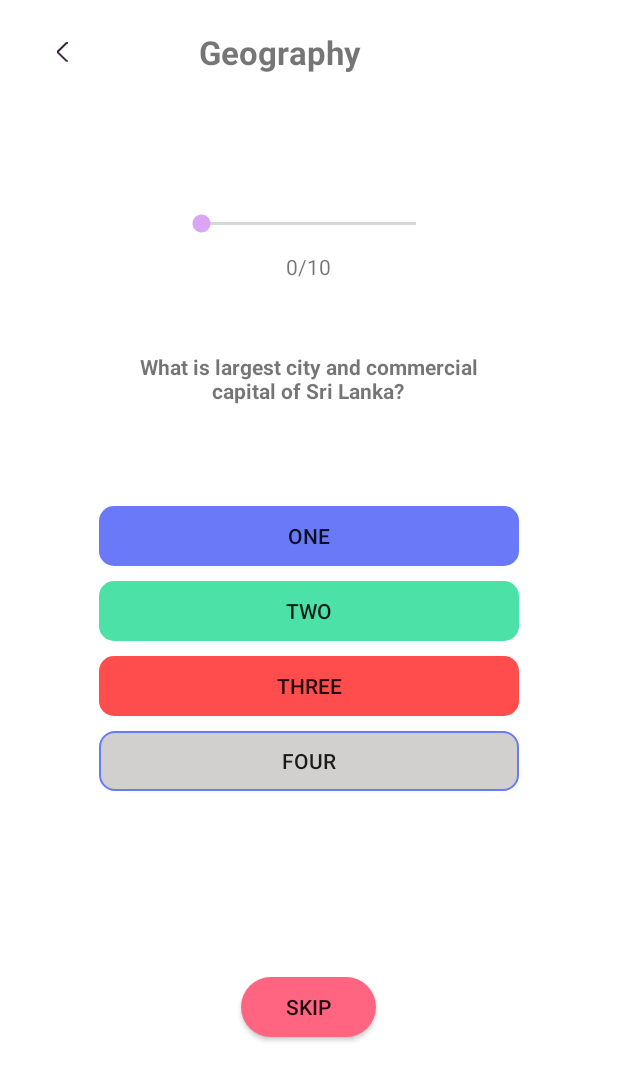
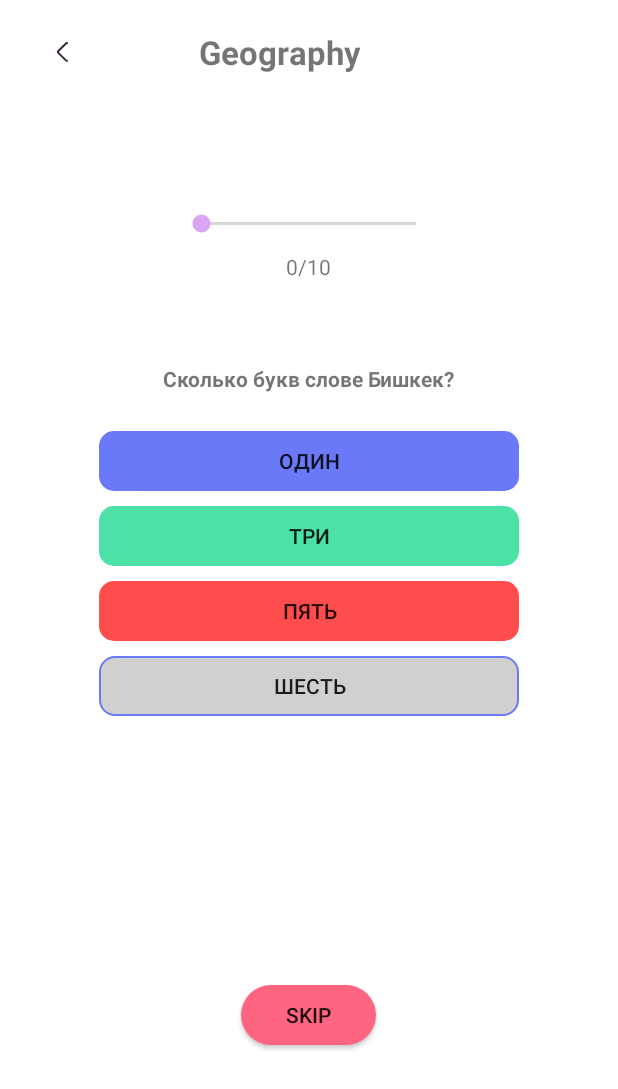
Before and after one commit to Altynbek1987/QuizApp, an Android app: the screen it shows after launch (QuizActivity), after a tap on "START", on a phone screen of 412 x 824 dp. Shown: the top 1089 px of the screen. Run offline under Robolectric (Android 15) with nearby library versions, the phone set to English and light mode, and no system bars.

Commit message:
21.09.2020 1. В MainFragment при скроле seekBar отображается позиция seekBara.  2.  Добавил в MainFragment иконку плюс(+) и иконку минус (-) и навешал onClick. При нажатии на иконку плюс  значения TextView увеличиться на 1, при нажатия на минус значения TextView уменьшиться на 1 и в тоже время отображается позиция seekBara.   Метод во ViewModel и отображатся с помощью LiveData   25.09.2020   - Добавил Recycler AdapterQuizActivity   - Создал ViewHolder   - Создал 10 статичных вопросов с разными типами   - разделил во ViewHolder отображения вариантов ответа по типу   - сделал скрол Recycler view как во ViewPager(т.е. при нажатия на ответ должно скролиться на следующий вопрос должно листаться как ViewPager а не как RecyclerView)

```diff
--- a/app/src/main/AndroidManifest.xml
+++ b/app/src/main/AndroidManifest.xml
@@ -9,7 +9,7 @@
         android:roundIcon="@drawable/ic_brain_v2"
         android:supportsRtl="true"
         android:theme="@style/AppTheme.Launcher">
-        <activity android:name=".QuizActivity"></activity>
+        <activity android:name=".quiz.QuizActivity"></activity>
         <activity android:name=".MainActivity">
             <intent-filter>
                 <action android:name="android.intent.action.MAIN" />
--- a/app/src/main/java/com/example/quizapp/QuizActivity.java
+++ /dev/null
@@ -1,46 +0,0 @@
-package com.example.quizapp;
-
-import androidx.annotation.Nullable;
-import androidx.appcompat.app.AppCompatActivity;
-import androidx.appcompat.widget.Toolbar;
-
-import android.content.Intent;
-import android.content.res.Resources;
-import android.os.Bundle;
-import android.util.Log;
-import android.widget.SeekBar;
-import android.widget.TextView;
-
-public class QuizActivity extends AppCompatActivity {
-
-    private SeekBar seekBar2;
-    private TextView textViewQuestion, tvSeekBar;
-    public static final String KEY = "key";
-
-    @Override
-    protected void onCreate(Bundle savedInstanceState) {
-        super.onCreate(savedInstanceState);
-        setContentView(R.layout.activity_quiz);
-        seekBar2 = findViewById(R.id.seek_bar_2);
-        tvSeekBar = findViewById(R.id.tv_seek_bar);
-        tvSeekBar.setText("0/10");
-        textViewQuestion = findViewById(R.id.tv_question);
-        seekBar2.setOnSeekBarChangeListener(new SeekBar.OnSeekBarChangeListener() {
-            @Override
-            public void onProgressChanged(SeekBar seekBar, int progress, boolean fromUser) {
-                tvSeekBar.setText(" " + progress + "/10 ");
-            }
-
-            @Override
-            public void onStartTrackingTouch(SeekBar seekBar) {
-
-            }
-
-            @Override
-            public void onStopTrackingTouch(SeekBar seekBar) {
-
-            }
-        });
-    }
-
-}
--- /dev/null
+++ b/app/src/main/java/com/example/quizapp/adapter/AdapterQuizActivity.java
@@ -0,0 +1,121 @@
+package com.example.quizapp.adapter;
+
+import android.view.LayoutInflater;
+import android.view.View;
+import android.view.ViewGroup;
+import android.widget.Button;
+import android.widget.LinearLayout;
+import android.widget.TextView;
+import androidx.annotation.NonNull;
+import androidx.recyclerview.widget.RecyclerView;
+import com.example.quizapp.R;
+import com.example.quizapp.interfac.OnItemClickListener;
+import com.example.quizapp.model.ModelQuiz;
+
+import java.util.List;
+
+public class AdapterQuizActivity extends RecyclerView.Adapter<AdapterQuizActivity.ViewHolder>{
+    public void setOnItemClickListener(OnItemClickListener onItemClickListener) {
+        this.onItemClickListener = onItemClickListener;
+    }
+
+    private OnItemClickListener onItemClickListener;
+    private List<ModelQuiz> listQuiz;
+
+    public AdapterQuizActivity(List<ModelQuiz> listQuiz) {
+        this.listQuiz = listQuiz;
+    }
+
+
+    @NonNull
+    @Override
+    public ViewHolder onCreateViewHolder(@NonNull ViewGroup parent, int viewType) {
+        View view = LayoutInflater.from(parent.getContext()).inflate(R.layout.list_quiz_holder,parent,false);
+        return new ViewHolder(view);
+    }
+
+    @Override
+    public void onBindViewHolder(@NonNull ViewHolder holder, int position) {
+        holder.bindQuiz(listQuiz.get(position));
+    }
+    @Override
+    public int getItemCount() {
+        return listQuiz.size();
+    }
+
+    public class ViewHolder extends RecyclerView.ViewHolder{
+
+        private TextView tvQuestion;
+        private Button btnOne,btnTwo,btnThree,btnFour;
+        private Button btnTrue,btnFalse;
+        private LinearLayout layout,layout1;
+
+        public ViewHolder(@NonNull View itemView) {
+            super(itemView);
+            tvQuestion = itemView.findViewById(R.id.tv_question);
+            btnOne = itemView.findViewById(R.id.btnone);
+            btnTwo = itemView.findViewById(R.id.btntwo);
+            btnThree = itemView.findViewById(R.id.btnthree);
+            btnFour = itemView.findViewById(R.id.btnfour);
+            btnTrue = itemView.findViewById(R.id.btn_true);
+            btnFalse = itemView.findViewById(R.id.btn_false);
+            layout = itemView.findViewById(R.id.layout_variant);
+            layout1 =itemView.findViewById(R.id.layout_true_false);
+            onClick();
+        }
+        public void onClick(){
+            btnOne.setOnClickListener(new View.OnClickListener() {
+                @Override
+                public void onClick(View v) {
+                    onItemClickListener.onItemClick(getAdapterPosition());
+                }
+            });
+            btnTwo.setOnClickListener(new View.OnClickListener() {
+                @Override
+                public void onClick(View v) {
+                    onItemClickListener.onItemClick(getAdapterPosition());
+                }
+            });
+            btnThree.setOnClickListener(new View.OnClickListener() {
+                @Override
+                public void onClick(View v) {
+                    onItemClickListener.onItemClick(getAdapterPosition());
+                }
+            });
+            btnFour.setOnClickListener(new View.OnClickListener() {
+                @Override
+                public void onClick(View v) {
+                    onItemClickListener.onItemClick(getAdapterPosition());
+                }
+            });
+            btnTrue.setOnClickListener(new View.OnClickListener() {
+                @Override
+                public void onClick(View v) {
+                    onItemClickListener.onItemClick(getAdapterPosition());
+                }
+            });
+            btnFalse.setOnClickListener(new View.OnClickListener() {
+                @Override
+                public void onClick(View v) {
+                    onItemClickListener.onItemClick(getAdapterPosition());
+                }
+            });
+        }
+        public void bindQuiz(ModelQuiz s) {
+            if (s.getType() == ModelQuiz.Type.truefalse){
+                layout1.setVisibility(View.VISIBLE);
+                layout.setVisibility(View.GONE);
+                btnTrue.setText(s.getListAnswer()[0]);
+                btnFalse.setText(s.getListAnswer()[1]);
+            }else {
+                layout.setVisibility(View.VISIBLE);
+                layout1.setVisibility(View.GONE);
+                btnOne.setText(s.getListAnswer()[0]);
+                btnTwo.setText(s.getListAnswer()[1]);
+                btnThree.setText(s.getListAnswer()[2]);
+                btnFour.setText(s.getListAnswer()[3]);
+            }
+            tvQuestion.setText(s.getQuestion());
+        }
+    }
+}
--- /dev/null
+++ b/app/src/main/java/com/example/quizapp/data/Server.java
@@ -0,0 +1,27 @@
+package com.example.quizapp.data;
+
+import com.example.quizapp.model.ModelQuiz;
+
+import java.util.ArrayList;
+import java.util.List;
+
+public class Server {
+    public static List<ModelQuiz> listQuiz = new ArrayList<>();
+    public static ModelQuiz getQuestionPosition(int position){
+        return listQuiz.get(position);
+    }
+    public static List<ModelQuiz> getListQuiz(){
+        listQuiz.add(new ModelQuiz(ModelQuiz.Type.variant, new String[]{"Один","Три","Пять","Шесть"},"Сколько букв слове Бишкек?","Шесть"));
+        listQuiz.add(new ModelQuiz(ModelQuiz.Type.truefalse,new String[]{"Да","Нет"},"Знаете ли Вы адрес Geek Tech","Да"));
+        listQuiz.add(new ModelQuiz(ModelQuiz.Type.variant, new String[]{"Один","Два","Три","Четыре"},"Сколько раз в сутки подзаводят куранты Спасской башни Кремля?", "Два"));
+        listQuiz.add(new ModelQuiz(ModelQuiz.Type.truefalse,new String[]{"Да","Нет"},"Знаете ли Вы адрес Geek Tech","Да"));
+        listQuiz.add(new ModelQuiz(ModelQuiz.Type.variant,new String[]{"Романист","Драматург","Поэт","Эссеист"},"Кто 1-м получил Нобелевскую премию по литературе?","Поэт"));
+        listQuiz.add(new ModelQuiz(ModelQuiz.Type.truefalse,new String[]{"Да","Нет"},"Знаете ли Вы адрес Geek Tech","Да"));
+        listQuiz.add(new ModelQuiz(ModelQuiz.Type.variant,new String[]{"Гафний","Кобальт","Бериллий","Теллур"},"Какой химический элемент назван в честь злого подземного гнома?","Кобальт"));
+        listQuiz.add(new ModelQuiz(ModelQuiz.Type.truefalse,new String[]{"Да","Нет"},"Знаете ли Вы адрес Geek Tech","Да"));
+        listQuiz.add(new ModelQuiz(ModelQuiz.Type.variant,new String[]{"Тбилиси","Ереван","Баку","Минск"},"В какой из этих столиц бывших союзных республик раньше появилось метро?","Ереван"));
+        listQuiz.add(new ModelQuiz(ModelQuiz.Type.truefalse,new String[]{"Да","Нет"},"Знаете ли Вы адрес Geek Tech","Да"));
+        return listQuiz;
+
+    }
+}
--- /dev/null
+++ b/app/src/main/java/com/example/quizapp/interfac/OnItemClickListener.java
@@ -0,0 +1,5 @@
+package com.example.quizapp.interfac;
+
+public interface OnItemClickListener {
+    void onItemClick(int position);
+}
--- a/app/src/main/java/com/example/quizapp/main/MainFragment.java
+++ b/app/src/main/java/com/example/quizapp/main/MainFragment.java
@@ -19,13 +19,9 @@ import android.widget.ImageView;
 import android.widget.SeekBar;
 import android.widget.TextView;
 
-import com.example.quizapp.MainActivity;
-import com.example.quizapp.QuizActivity;
+import com.example.quizapp.quiz.QuizActivity;
 import com.example.quizapp.R;
-
-import java.sql.ResultSet;
-
-import static android.app.Activity.RESULT_OK;
+import com.example.quizapp.seek_bar.SimpleSeekBarChangeListenner;
 
 public class MainFragment extends Fragment {
     private SeekBar seekBarr;
@@ -75,21 +71,14 @@ public class MainFragment extends Fragment {
     }
 
     private void onClick() {
-        seekBarr.setOnSeekBarChangeListener(new SeekBar.OnSeekBarChangeListener() {
+        seekBarr.setOnSeekBarChangeListener(new SimpleSeekBarChangeListenner(){
             @Override
             public void onProgressChanged(SeekBar seekBar, int progress, boolean fromUser) {
+                super.onProgressChanged(seekBar, progress, fromUser);
                 mViewModel.mutableLiveData.setValue(progress);
             }
+        });
 
-            @Override
-            public void onStartTrackingTouch(SeekBar seekBar) {
-            }
-
-            @Override
-            public void onStopTrackingTouch(SeekBar seekBar) {
-
-            }
-        });
         buttonStart.setOnClickListener(new View.OnClickListener() {
             @Override
             public void onClick(View v) {
--- a/app/src/main/java/com/example/quizapp/main/MainViewModel.java
+++ b/app/src/main/java/com/example/quizapp/main/MainViewModel.java
@@ -1,13 +1,7 @@
 package com.example.quizapp.main;
-
-import android.content.Intent;
-import android.util.Log;
-import android.widget.SeekBar;
 
 import androidx.lifecycle.MutableLiveData;
 import androidx.lifecycle.ViewModel;
-
-import com.example.quizapp.QuizActivity;
 
 public class MainViewModel extends ViewModel {
     MutableLiveData<Integer> mutableLiveData = new MutableLiveData<>();
--- /dev/null
+++ b/app/src/main/java/com/example/quizapp/model/ModelQuiz.java
@@ -0,0 +1,57 @@
+package com.example.quizapp.model;
+
+import java.io.Serializable;
+import java.util.ArrayList;
+
+public class ModelQuiz implements Serializable {
+
+    public ModelQuiz(ModelQuiz.Type type, String[] listAnswer, String question, String corretAns) {
+        Type = type;
+        this.listAnswer = listAnswer;
+        this.question = question;
+        this.corretAns = corretAns;
+    }
+
+    public ModelQuiz.Type getType() {
+        return Type;
+    }
+
+    public void setType(ModelQuiz.Type type) {
+        Type = type;
+    }
+
+    public String getCorretAns() {
+        return corretAns;
+    }
+
+    public void setCorretAns(String corretAns) {
+        this.corretAns = corretAns;
+    }
+
+    private  ModelQuiz.Type Type;
+    private String[] listAnswer;
+    private String question;
+    private String corretAns;
+   // private boolean answer;
+
+
+    public String[] getListAnswer() {
+        return listAnswer;
+    }
+
+    public void setListAnswer(String[] listAnswer) {
+        this.listAnswer = listAnswer;
+    }
+
+    public String getQuestion() {
+        return question;
+    }
+
+    public void setQuestion(String question) {
+        this.question = question;
+    }
+
+
+public enum Type{variant, truefalse}
+
+}
--- a/app/src/main/java/com/example/quizapp/CustomPager.java
+++ b/app/src/main/java/com/example/quizapp/pager/CustomPager.java
@@ -1,4 +1,4 @@
-package com.example.quizapp;
+package com.example.quizapp.pager;
 
 import android.content.Context;
 import android.util.AttributeSet;
--- /dev/null
+++ b/app/src/main/java/com/example/quizapp/quiz/CustomRecyclerView.java
@@ -0,0 +1,40 @@
+package com.example.quizapp.quiz;
+
+import android.content.Context;
+import android.util.AttributeSet;
+import android.view.MotionEvent;
+
+import androidx.annotation.NonNull;
+import androidx.annotation.Nullable;
+import androidx.recyclerview.widget.LinearLayoutManager;
+import androidx.recyclerview.widget.RecyclerView;
+
+public class CustomRecyclerView extends RecyclerView {
+    private boolean isScrollEnabled = false;
+
+    public CustomRecyclerView(Context context) {
+        super(context);
+    }
+
+    public void setScrollEnabled(boolean flag) {
+        this.isScrollEnabled = flag;
+    }
+
+    public CustomRecyclerView(@NonNull Context context, @Nullable AttributeSet attrs) {
+        super(context, attrs);
+    }
+
+    public CustomRecyclerView(@NonNull Context context, @Nullable AttributeSet attrs, int defStyleAttr) {
+        super(context, attrs, defStyleAttr);
+    }
+
+    @Override
+    public boolean onTouchEvent(MotionEvent e) {
+        return isScrollEnabled&&super.onTouchEvent(e);
+    }
+
+    @Override
+    public boolean onInterceptTouchEvent(MotionEvent e) {
+        return isScrollEnabled&& super.onInterceptTouchEvent(e);
+    }
+}
--- /dev/null
+++ b/app/src/main/java/com/example/quizapp/quiz/QuizActivity.java
@@ -0,0 +1,72 @@
+package com.example.quizapp.quiz;
+
+import androidx.appcompat.app.AppCompatActivity;
+import androidx.lifecycle.Observer;
+import androidx.lifecycle.ViewModelProviders;
+import androidx.recyclerview.widget.RecyclerView;
+
+import android.os.Bundle;
+import android.widget.LinearLayout;
+import android.widget.SeekBar;
+import android.widget.TextView;
+
+import com.example.quizapp.R;
+import com.example.quizapp.adapter.AdapterQuizActivity;
+import com.example.quizapp.data.Server;
+import com.example.quizapp.interfac.OnItemClickListener;
+import com.example.quizapp.main.MainViewModel;
+import com.example.quizapp.model.ModelQuiz;
+import com.example.quizapp.seek_bar.SimpleSeekBarChangeListenner;
+
+import java.util.List;
+
+public class QuizActivity extends AppCompatActivity implements OnItemClickListener{
+
+    private SeekBar seekBar2;
+    private RecyclerView horizontalRecyclerView;
+    private AdapterQuizActivity horizontalAdapter;
+    private List<ModelQuiz> listHoriz;
+    private TextView textViewQuestion, tvSeekBar;
+    public static final String KEY = "key";
+    private ModelQuiz modelQuiz;
+    private LinearLayout layout,layout1;
+    private QuizViewModel quizViewModel;
+
+    @Override
+    protected void onCreate(Bundle savedInstanceState) {
+        super.onCreate(savedInstanceState);
+        setContentView(R.layout.activity_quiz);
+        quizViewModel = ViewModelProviders.of(this).get(QuizViewModel.class);
+        horizontalRecyclerView = findViewById(R.id.horizontal_recyclerView);
+        listHoriz = Server.getListQuiz();
+        horizontalAdapter = new AdapterQuizActivity(listHoriz);
+        horizontalAdapter.setOnItemClickListener(this);
+        horizontalRecyclerView.setAdapter(horizontalAdapter);
+        seekBar2 = findViewById(R.id.seek_bar_2);
+        tvSeekBar = findViewById(R.id.tv_seek_bar);
+        tvSeekBar.setText("0/10");
+        layout = findViewById(R.id.layout_variant);
+        layout1 =findViewById(R.id.layout_true_false);
+        textViewQuestion = findViewById(R.id.tv_question);
+        seekBar2.setOnSeekBarChangeListener(new SimpleSeekBarChangeListenner() {
+            @Override
+            public void onProgressChanged(SeekBar seekBar, int progress, boolean fromUser) {
+                super.onProgressChanged(seekBar, progress, fromUser);
+                tvSeekBar.setText(" " + progress + "/10 ");
+            }
+        });
+        quizViewModel.answerAmownt.observeForever(new Observer<Integer>() {
+            @Override
+            public void onChanged(Integer integer) {
+                horizontalRecyclerView.smoothScrollToPosition(integer);
+            }
+        });
+
+    }
+
+
+    @Override
+    public void onItemClick(int position) {
+        quizViewModel.onItemClick(position);
+    }
+}
--- /dev/null
+++ b/app/src/main/java/com/example/quizapp/quiz/QuizViewModel.java
@@ -0,0 +1,33 @@
+package com.example.quizapp.quiz;
+
+import androidx.lifecycle.MutableLiveData;
+import androidx.lifecycle.ViewModel;
+
+import com.example.quizapp.interfac.OnItemClickListener;
+import com.example.quizapp.model.ModelQuiz;
+
+import java.util.List;
+
+public class QuizViewModel extends ViewModel implements OnItemClickListener {
+    //MutableLiveData<List<ModelQuiz>> modelQuizMutableLiveData = new MutableLiveData<>();
+    MutableLiveData<Integer> modelQuizMutableLiveData = new MutableLiveData<>();
+    MutableLiveData<Integer> answerAmownt = new MutableLiveData<>();
+    ModelQuiz modelQuiz;
+    List<ModelQuiz> list;
+
+
+    @Override
+    public void onItemClick(int position) {
+        if (answerAmownt.getValue()==null){
+            answerAmownt.setValue(0);
+        }
+        answerAmownt.setValue(answerAmownt.getValue()+1);
+    }
+
+//    public void onClickBtn(int positionQuestion,int positionAnswer){
+//        ModelQuiz modelQuiz = modelQuizMutableLiveData.getValue().get(positionQuestion);
+//
+//        if (modelQuiz.getListAnswer()[positionAnswer].equals(modelQuiz.getCorretAns())){
+//        }
+//    }
+}
--- /dev/null
+++ b/app/src/main/java/com/example/quizapp/seek_bar/SimpleSeekBarChangeListenner.java
@@ -0,0 +1,20 @@
+package com.example.quizapp.seek_bar;
+
+import android.widget.SeekBar;
+
+public class SimpleSeekBarChangeListenner implements SeekBar.OnSeekBarChangeListener {
+    @Override
+    public void onProgressChanged(SeekBar seekBar, int progress, boolean fromUser) {
+
+    }
+
+    @Override
+    public void onStartTrackingTouch(SeekBar seekBar) {
+
+    }
+
+    @Override
+    public void onStopTrackingTouch(SeekBar seekBar) {
+
+    }
+}
--- a/app/src/main/res/layout/activity_main.xml
+++ b/app/src/main/res/layout/activity_main.xml
@@ -12,7 +12,7 @@
         android:layout_height="wrap_content"
         tools:ignore="MissingConstraints" />
 
-    <com.example.quizapp.CustomPager
+    <com.example.quizapp.pager.CustomPager
         android:id="@+id/main_view_pager"
         android:layout_width="match_parent"
         android:layout_height="0dp"
--- a/app/src/main/res/layout/activity_quiz.xml
+++ b/app/src/main/res/layout/activity_quiz.xml
@@ -6,7 +6,7 @@
     android:layout_height="match_parent"
     android:orientation="vertical"
     android:background="@android:color/white"
-    tools:context=".QuizActivity">
+    tools:context=".quiz.QuizActivity">
 
     <LinearLayout
         android:layout_width="match_parent"
@@ -31,8 +31,6 @@
             android:text="Geography"/>
     </LinearLayout>
 
-
-
     <SeekBar
         android:id="@+id/seek_bar_2"
         android:layout_width="175dp"
@@ -52,44 +50,14 @@
         android:layout_marginTop="10dp"
         android:text="0" />
 
-    <TextView
-        android:id="@+id/tv_question"
-        android:layout_width="231dp"
-        android:layout_gravity="center"
-        android:gravity="center"
-        android:layout_height="70dp"
-        android:textStyle="bold"
-        android:layout_marginTop="30dp"
-        android:text="What is largest city and commercial capital of Sri Lanka?" />
+    <com.example.quizapp.quiz.CustomRecyclerView
+        android:id="@+id/horizontal_recyclerView"
+        android:layout_width="match_parent"
+        android:layout_height="345dp"
+        android:orientation="horizontal"
+        app:layoutManager="androidx.recyclerview.widget.LinearLayoutManager"
+        tools:listitem="@layout/list_quiz_holder"/>
 
-    <Button
-        android:layout_marginTop="50dp"
-        android:layout_gravity="center"
-        android:layout_width="280dp"
-        android:background="@drawable/quiz_btn_one"
-        android:layout_height="40dp"
-        android:text="One"/>
-    <Button
-        android:layout_marginTop="10dp"
-        android:layout_gravity="center"
-        android:layout_width="280dp"
-        android:background="@drawable/quiz_btn_two"
-        android:layout_height="40dp"
-        android:text="Two"/>
-    <Button
-        android:layout_marginTop="10dp"
-        android:layout_gravity="center"
-        android:layout_width="280dp"
-        android:background="@drawable/quiz_btn_three"
-        android:layout_height="40dp"
-        android:text="Three"/>
-    <Button
-        android:layout_marginTop="10dp"
-        android:layout_gravity="center"
-        android:layout_width="280dp"
-        android:background="@drawable/quiz_btn_four"
-        android:layout_height="40dp"
-        android:text="Four"/>
     <Button
         android:id="@+id/btnSkip"
         android:layout_marginTop="124dp"
--- /dev/null
+++ b/app/src/main/res/layout/list_quiz_holder.xml
@@ -0,0 +1,82 @@
+<?xml version="1.0" encoding="utf-8"?>
+<LinearLayout
+    xmlns:android="http://schemas.android.com/apk/res/android"
+    android:layout_width="match_parent"
+    android:orientation="vertical"
+    android:background="@android:color/white"
+    android:layout_height="wrap_content">
+
+    <TextView
+        android:id="@+id/tv_question"
+        android:layout_width="231dp"
+        android:layout_gravity="center"
+        android:gravity="center"
+        android:layout_height="70dp"
+        android:textStyle="bold"
+        android:layout_marginTop="30dp"
+        android:text="What is largest city and commercial capital of Sri Lanka?"/>
+
+    <LinearLayout
+        android:id="@+id/layout_variant"
+        android:layout_width="match_parent"
+        android:orientation="vertical"
+        android:layout_height="wrap_content">
+
+    <Button
+        android:id="@+id/btnone"
+        android:layout_gravity="center"
+        android:layout_width="280dp"
+        android:background="@drawable/quiz_btn_one"
+        android:layout_height="40dp"
+        android:text="One"/>
+    <Button
+        android:id="@+id/btntwo"
+        android:layout_marginTop="10dp"
+        android:layout_gravity="center"
+        android:layout_width="280dp"
+        android:background="@drawable/quiz_btn_two"
+        android:layout_height="40dp"
+        android:text="Two"/>
+    <Button
+        android:id="@+id/btnthree"
+        android:layout_marginTop="10dp"
+        android:layout_gravity="center"
+        android:layout_width="280dp"
+        android:background="@drawable/quiz_btn_three"
+        android:layout_height="40dp"
+        android:text="Three"/>
+    <Button
+        android:id="@+id/btnfour"
+        android:layout_marginTop="10dp"
+        android:layout_gravity="center"
+        android:layout_width="280dp"
+        android:background="@drawable/quiz_btn_four"
+        android:layout_height="40dp"
+        android:text="Four"/>
+    </LinearLayout>
+
+    <LinearLayout
+        android:layout_width="match_parent"
+        android:orientation="vertical"
+        android:id="@+id/layout_true_false"
+        android:layout_marginTop="50dp"
+        android:layout_height="wrap_content">
+
+    <Button
+        android:id="@+id/btn_true"
+        android:layout_marginTop="10dp"
+        android:layout_gravity="center"
+        android:layout_width="280dp"
+        android:background="@drawable/quiz_btn_four"
+        android:layout_height="40dp"
+        android:text="Да"/>
+    <Button
+        android:id="@+id/btn_false"
+        android:layout_marginTop="10dp"
+        android:layout_gravity="center"
+        android:layout_width="280dp"
+        android:background="@drawable/quiz_btn_four"
+        android:layout_height="40dp"
+        android:text="Нет"/>
+    </LinearLayout>
+</LinearLayout>
```
